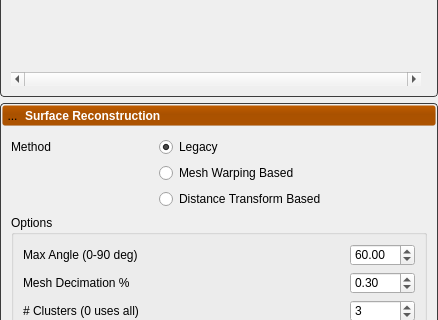
First picture: the form in Studio/src/Application/Analysis/AnalysisTool.ui, repository SCIInstitute/ShapeWorks, before the edit; both pictures show x 0 to 438 and y 815 to 1135 of the 438 by 1252 pixel window.
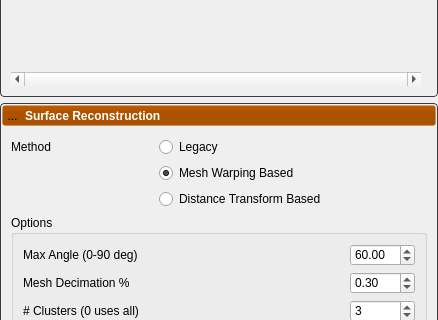
Second picture: the form after the edit. Icons and pictures are not drawn. Custom widgets are drawn as their Qt base class.

```diff
--- a/Studio/src/Application/Analysis/AnalysisTool.ui
+++ b/Studio/src/Application/Analysis/AnalysisTool.ui
@@ -1644,6 +1644,9 @@
            <property name="text">
             <string>Mesh Warping Based</string>
            </property>
+           <property name="checked">
+            <bool>true</bool>
+           </property>
           </widget>
          </item>
          <item row="0" column="3">
@@ -1665,7 +1668,7 @@
             <string>Legacy</string>
            </property>
            <property name="checked">
-            <bool>true</bool>
+            <bool>false</bool>
            </property>
           </widget>
          </item>
```
